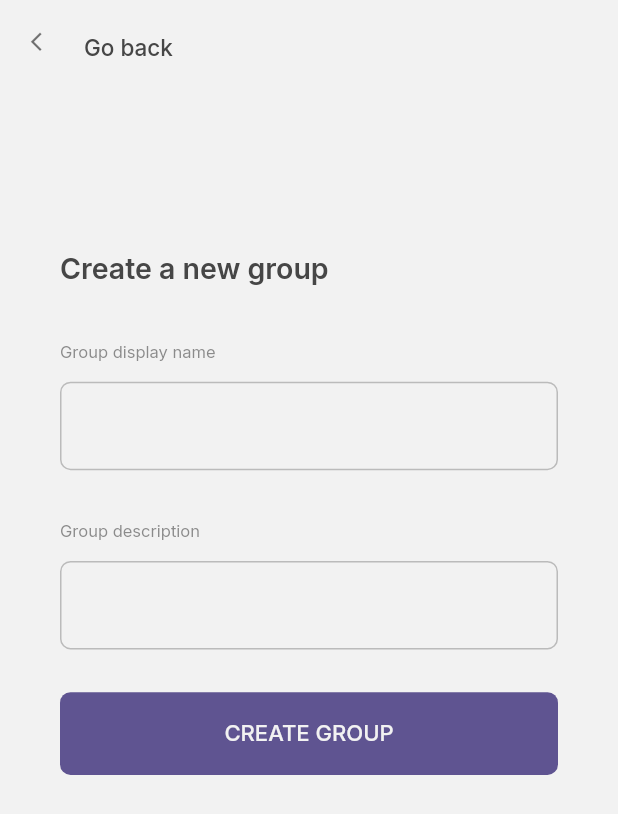
After one commit to GENESDEMON/Hive, a Flutter app: the CreateGroup screen opened directly, on a phone screen of 412 x 824 dp. The commit adds this screen. Shown: the top 814 px of the screen. Run offline on Flutter 3.47's test engine with Material 2 defaults, Android fonts, the phone set to English and light mode, and no system bars; our stand-ins replace google_fonts.

Commit message:
stuff added

```diff
--- /dev/null
+++ b/lib/views/tabs/create_group.dart
@@ -0,0 +1,80 @@
+// ignore_for_file: prefer_const_constructors
+
+import 'package:flutter/material.dart';
+import 'package:hive/utils/colours.dart';
+import 'package:hive/utils/routes.dart';
+import 'package:hive/utils/size_config.dart';
+import 'package:hive/utils/text_style.dart';
+import 'package:hive/views/tabs/groups.dart';
+import 'package:hive/widgets/general.dart';
+
+class CreateGroup extends StatelessWidget {
+  const CreateGroup({Key? key}) : super(key: key);
+
+  @override
+  Widget build(BuildContext context) {
+    return Scaffold(
+      backgroundColor: wHTCOLOUR,
+      appBar: AppBar(
+        iconTheme: IconThemeData(
+          color: Colors.black,
+        ),
+        backgroundColor: Colors.transparent,
+        elevation: 0,
+        leading: InkWell(
+          onTap: () {
+            RouteNavigators.routeNoWayHome(
+              context,
+              Groups(),
+            );
+          },
+          child: Icon(
+            Icons.arrow_back_ios,
+            color: Colors.black54,
+            size: 15,
+          ),
+        ),
+        titleSpacing: 0.0,
+        title: Text(
+          "Go back",
+          style: w500(15, bLKCOLOUR),
+          textAlign: TextAlign.center,
+        ),
+      ),
+      body: Padding(
+        padding: EdgeInsets.fromLTRB(40, 100, 40, 0),
+        child: SingleChildScrollView(
+          child: Column(
+            crossAxisAlignment: CrossAxisAlignment.start,
+            mainAxisAlignment: MainAxisAlignment.start,
+            children: [
+              Text(
+                "Create a new group",
+                style: w600(19, bLKCOLOUR),
+                textAlign: TextAlign.center,
+              ),
+              SizedBox(height: getScreenHeight(31)),
+              InputFields(
+                label: "Group display name",
+                hint: "",
+                iconz: Icon(null),
+              ),
+              SizedBox(height: getScreenHeight(31)),
+              InputFields(
+                label: "Group description",
+                hint: "",
+                iconz: Icon(null),
+              ),
+              SizedBox(height: getScreenHeight(31)),
+              MainButton(
+                  press: () {},
+                  text: "CREATE GROUP",
+                  colour: pRYCOLOUR,
+                  txtcolour: wHTCOLOUR),
+            ],
+          ),
+        ),
+      ),
+    );
+  }
+}
--- a/lib/views/tabs/groups.dart
+++ b/lib/views/tabs/groups.dart
@@ -3,8 +3,11 @@
 import 'package:flutter/material.dart';
 import 'package:hive/utils/colours.dart';
 import 'package:hive/utils/enum.dart';
+import 'package:hive/utils/routes.dart';
 import 'package:hive/utils/size_config.dart';
 import 'package:hive/utils/text_style.dart';
+import 'package:hive/views/tabs/create_group.dart';
+import 'package:hive/views/tabs/more.dart';
 import 'package:hive/widgets/bottom_nav.dart';
 
 class Groups extends StatelessWidget {
@@ -40,7 +43,14 @@ class Groups extends StatelessWidget {
                   color: pRYCOLOUR.withOpacity(0.8),
                   borderRadius: BorderRadius.circular(7),
                 ),
-                child: Image.asset("assets/g1.png")),
+                child: GestureDetector(
+                    onTap: () {
+                      RouteNavigators.routeNoWayHome(
+                        context,
+                        CreateGroup(),
+                      );
+                    },
+                    child: Image.asset("assets/g1.png"))),
             SizedBox(height: getScreenHeight(40)),
             Row(
               mainAxisAlignment: MainAxisAlignment.spaceBetween,
```
